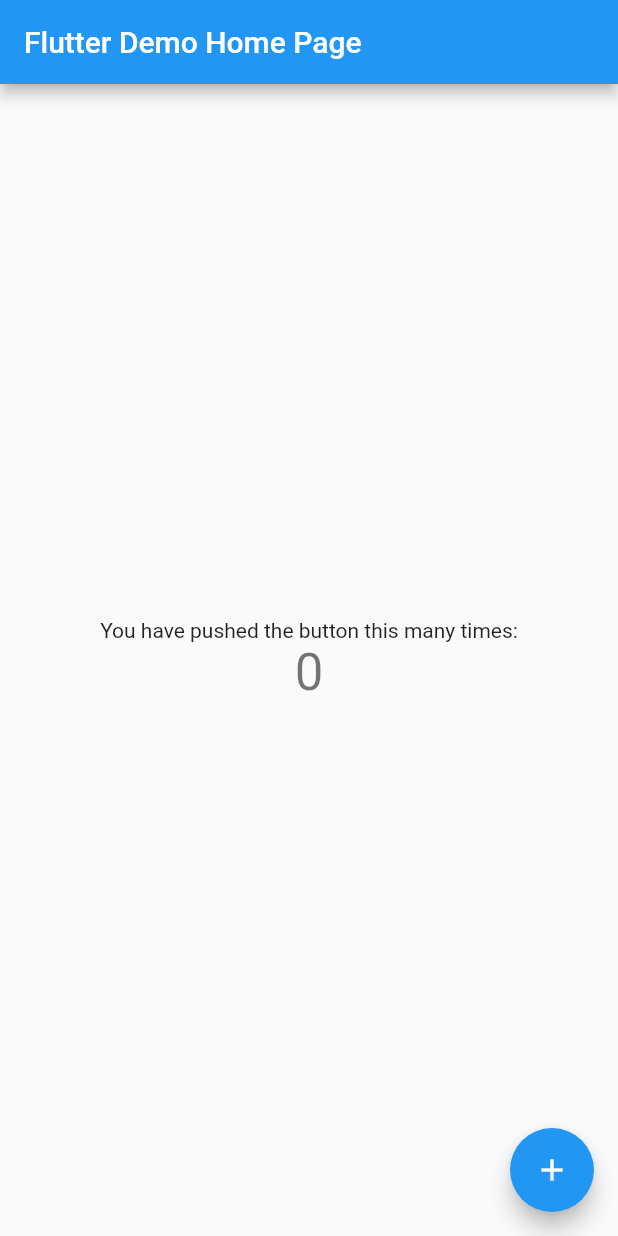
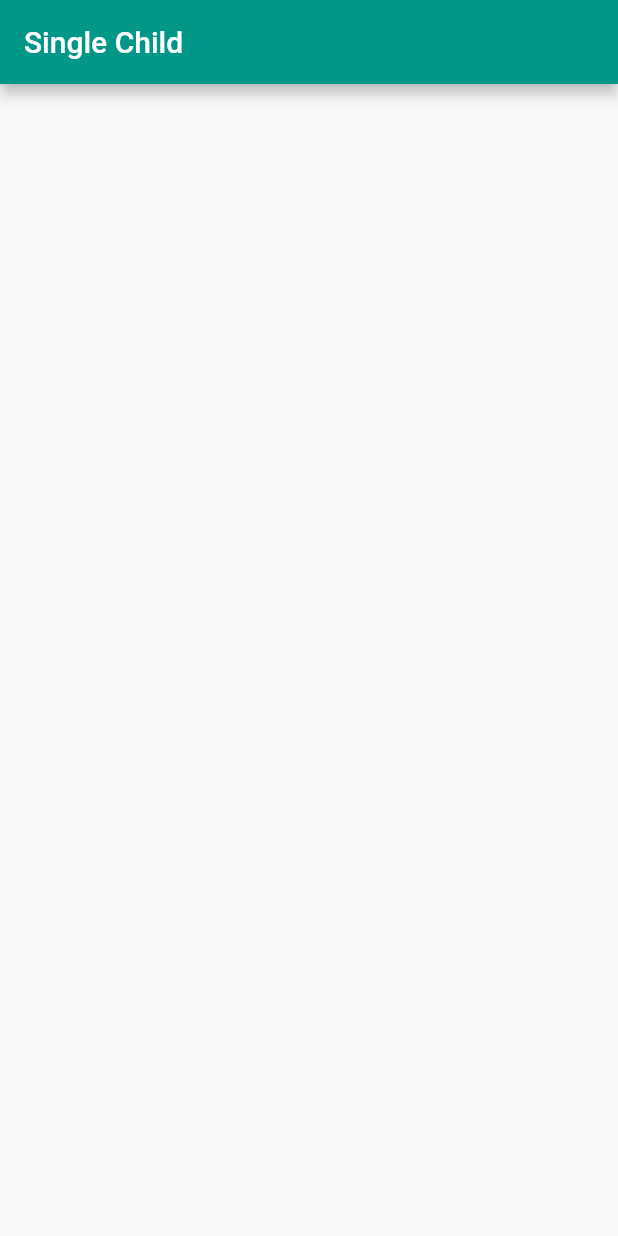
Before and after one commit to fabienlierville/ril21-1-flutter-scroll, a Flutter app: the screen it shows after launch, on a phone screen of 412 x 824 dp. Run offline on Flutter 3.47's test engine with Material 2 defaults, Android fonts, the phone set to English and light mode, and no system bars.

Commit message:
single child

```diff
--- a/lib/main.dart
+++ b/lib/main.dart
@@ -1,4 +1,5 @@
 import 'package:flutter/material.dart';
+import 'package:scroll/pages/page_single_child.dart';
 
 void main() {
   runApp(const MyApp());
@@ -13,103 +14,9 @@ class MyApp extends StatelessWidget {
     return MaterialApp(
       title: 'Flutter Demo',
       theme: ThemeData(
-        // This is the theme of your application.
-        //
-        // Try running your application with "flutter run". You'll see the
-        // application has a blue toolbar. Then, without quitting the app, try
-        // changing the primarySwatch below to Colors.green and then invoke
-        // "hot reload" (press "r" in the console where you ran "flutter run",
-        // or simply save your changes to "hot reload" in a Flutter IDE).
-        // Notice that the counter didn't reset back to zero; the application
-        // is not restarted.
-        primarySwatch: Colors.blue,
+        primarySwatch: Colors.teal,
       ),
-      home: const MyHomePage(title: 'Flutter Demo Home Page'),
+      home: const PageSingleChild(),
     );
   }
 }
-
-class MyHomePage extends StatefulWidget {
-  const MyHomePage({Key? key, required this.title}) : super(key: key);
-
-  // This widget is the home page of your application. It is stateful, meaning
-  // that it has a State object (defined below) that contains fields that affect
-  // how it looks.
-
-  // This class is the configuration for the state. It holds the values (in this
-  // case the title) provided by the parent (in this case the App widget) and
-  // used by the build method of the State. Fields in a Widget subclass are
-  // always marked "final".
-
-  final String title;
-
-  @override
-  State<MyHomePage> createState() => _MyHomePageState();
-}
-
-class _MyHomePageState extends State<MyHomePage> {
-  int _counter = 0;
-
-  void _incrementCounter() {
-    setState(() {
-      // This call to setState tells the Flutter framework that something has
-      // changed in this State, which causes it to rerun the build method below
-      // so that the display can reflect the updated values. If we changed
-      // _counter without calling setState(), then the build method would not be
-      // called again, and so nothing would appear to happen.
-      _counter++;
-    });
-  }
-
-  @override
-  Widget build(BuildContext context) {
-    // This method is rerun every time setState is called, for instance as done
-    // by the _incrementCounter method above.
-    //
-    // The Flutter framework has been optimized to make rerunning build methods
-    // fast, so that you can just rebuild anything that needs updating rather
-    // than having to individually change instances of widgets.
-    return Scaffold(
-      appBar: AppBar(
-        // Here we take the value from the MyHomePage object that was created by
-        // the App.build method, and use it to set our appbar title.
-        title: Text(widget.title),
-      ),
-      body: Center(
-        // Center is a layout widget. It takes a single child and positions it
-        // in the middle of the parent.
-        child: Column(
-          // Column is also a layout widget. It takes a list of children and
-          // arranges them vertically. By default, it sizes itself to fit its
-          // children horizontally, and tries to be as tall as its parent.
-          //
-          // Invoke "debug painting" (press "p" in the console, choose the
-          // "Toggle Debug Paint" action from the Flutter Inspector in Android
-          // Studio, or the "Toggle Debug Paint" command in Visual Studio Code)
-          // to see the wireframe for each widget.
-          //
-          // Column has various properties to control how it sizes itself and
-          // how it positions its children. Here we use mainAxisAlignment to
-          // center the children vertically; the main axis here is the vertical
-          // axis because Columns are vertical (the cross axis would be
-          // horizontal).
-          mainAxisAlignment: MainAxisAlignment.center,
-          children: <Widget>[
-            const Text(
-              'You have pushed the button this many times:',
-            ),
-            Text(
-              '$_counter',
-              style: Theme.of(context).textTheme.headline4,
-            ),
-          ],
-        ),
-      ),
-      floatingActionButton: FloatingActionButton(
-        onPressed: _incrementCounter,
-        tooltip: 'Increment',
-        child: const Icon(Icons.add),
-      ), // This trailing comma makes auto-formatting nicer for build methods.
-    );
-  }
-}
--- /dev/null
+++ b/lib/pages/page_single_child.dart
@@ -0,0 +1,21 @@
+import 'package:flutter/material.dart';
+
+class PageSingleChild extends StatelessWidget {
+  const PageSingleChild({Key? key}) : super(key: key);
+
+  @override
+  Widget build(BuildContext context) {
+    return Scaffold(
+      appBar: AppBar(
+        title: Text("Single Child"),
+      ),
+      body: Center(
+        child: Column(
+          children: [
+
+          ],
+        ),
+      ),
+    );
+  }
+}
```
